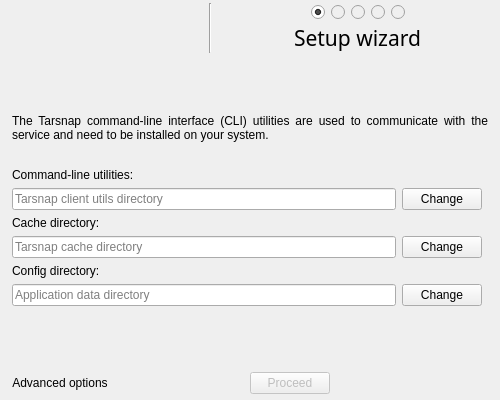
Qt form forms/setupdialog.ui (Tarsnap/tarsnap-gui) before a commit.
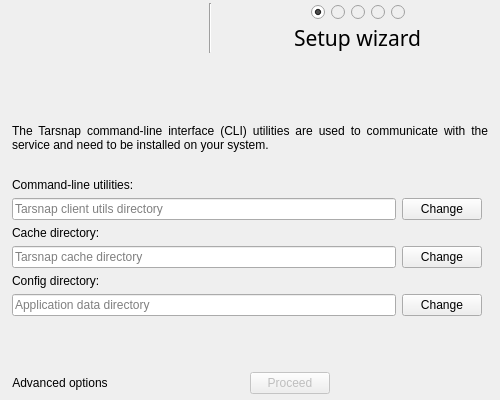
The same form after that commit. The open tabs and pages were chosen to show the change. Icons and pictures are not drawn.

Commit message: setup: minor rearrangement of spacers on CLI page

Patch:
```diff
--- a/forms/setupdialog.ui
+++ b/forms/setupdialog.ui
@@ -408,6 +408,19 @@
        <property name="bottomMargin">
         <number>0</number>
        </property>
+       <item>
+        <spacer name="cliTopSpacer">
+         <property name="orientation">
+          <enum>Qt::Vertical</enum>
+         </property>
+         <property name="sizeHint" stdset="0">
+          <size>
+           <width>20</width>
+           <height>40</height>
+          </size>
+         </property>
+        </spacer>
+       </item>
        <item>
         <widget class="QWidget" name="actionContainerWidget" native="true">
          <layout class="QVBoxLayout" name="actionVerticalLayout">
@@ -423,19 +436,6 @@
           <property name="bottomMargin">
            <number>0</number>
           </property>
-          <item>
-           <spacer name="cliTopSpacer">
-            <property name="orientation">
-             <enum>Qt::Vertical</enum>
-            </property>
-            <property name="sizeHint" stdset="0">
-             <size>
-              <width>20</width>
-              <height>40</height>
-             </size>
-            </property>
-           </spacer>
-          </item>
           <item>
            <widget class="QLabel" name="cliInfoLabel">
             <property name="sizePolicy">
```
Left out of the diff: 2 changed lines with no effect on the pictures.
